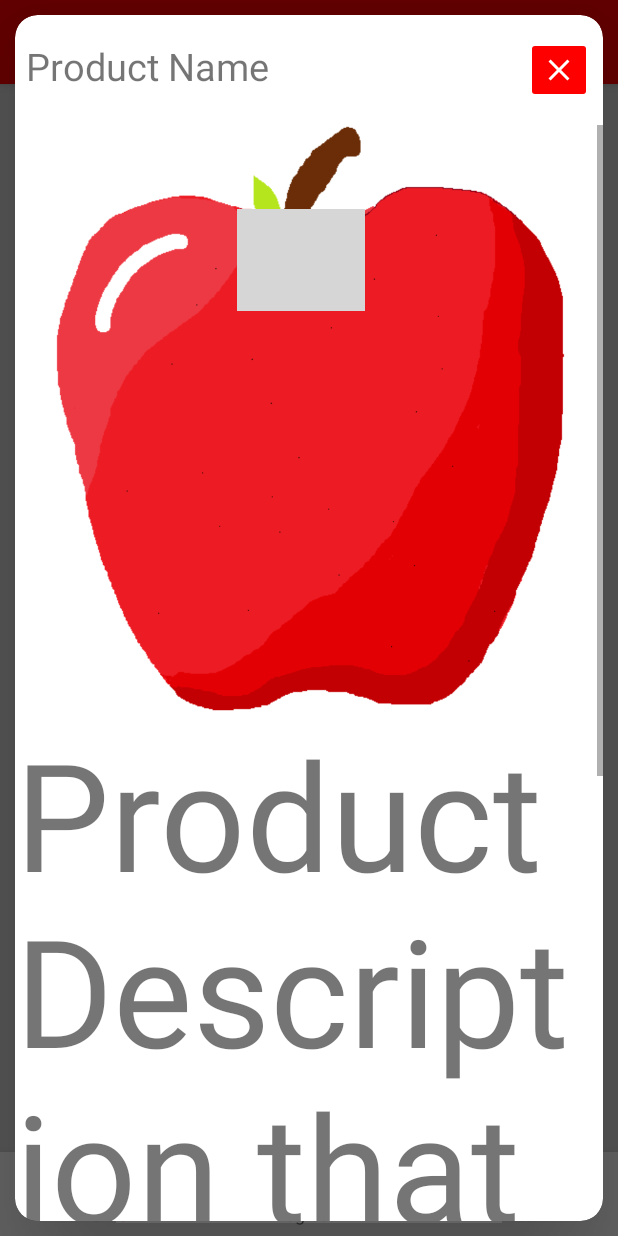
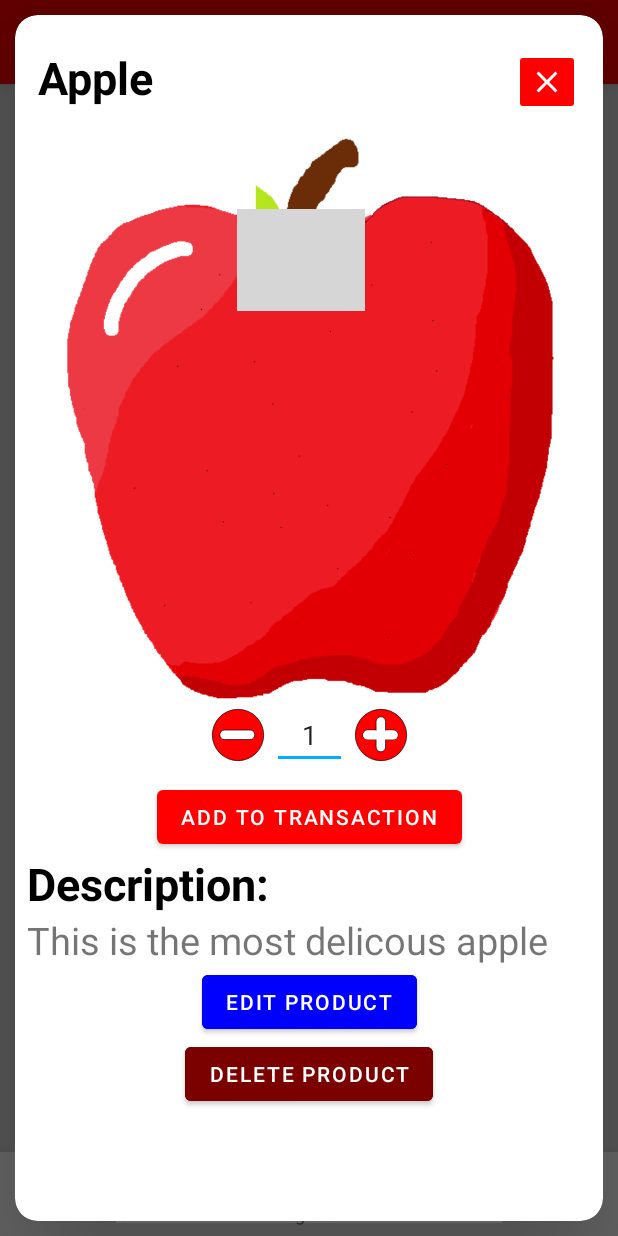
Before and after one commit to PaulAllen9/Sales-Sense, an Android app: the screen it shows after launch (MainActivity), after a tap on "Apple", on a phone screen of 412 x 824 dp. Run offline under Robolectric (Android 15) with nearby library versions, the phone set to English and light mode, and no system bars; our stand-ins replace navigation-ui; grey boxes are pictures that could not be loaded.

Commit message:
Tweaking product layout and adding buttons

```diff
--- a/app/src/main/java/com/example/salessense/BusinessSide/store_managment/CustomAdapter.java
+++ b/app/src/main/java/com/example/salessense/BusinessSide/store_managment/CustomAdapter.java
@@ -19,6 +19,8 @@ import androidx.recyclerview.widget.RecyclerView;
 import com.example.salessense.Product;
 import com.example.salessense.R;
 
+import org.w3c.dom.Text;
+
 import java.util.ArrayList;
 
 public class CustomAdapter extends RecyclerView.Adapter<CustomAdapter.MyViewHolder>{
@@ -39,43 +41,38 @@ public class CustomAdapter extends RecyclerView.Adapter<CustomAdapter.MyViewHold
     public MyViewHolder onCreateViewHolder(ViewGroup parent, int viewType) {
         LayoutInflater inflater = LayoutInflater.from(context);
         View view = inflater.inflate(R.layout.store_display_card, parent, false);
-        Dialog mDialog = new Dialog(context);
-        DisplayMetrics metrics = new DisplayMetrics();
-        ((AppCompatActivity) context).getWindowManager().getDefaultDisplay().getMetrics(metrics);
-        int width = metrics.widthPixels;
-        int height = metrics.heightPixels;
-
-        view.setOnClickListener(new View.OnClickListener() {
-            @Override
-            public void onClick(View view) {
-                //Log.d("Clcik Button","Clicked Button");
-                mDialog.setContentView(R.layout.product_popup_display_card);
-                mDialog.getWindow().setLayout(width,height);
-                mDialog.getWindow().setBackgroundDrawable(new ColorDrawable(Color.TRANSPARENT));
-                mDialog.setCancelable(false);
-
-                ImageButton exit = mDialog.findViewById(R.id.closePopupButton);
-                exit.setOnClickListener(new View.OnClickListener() {
-                    @Override
-                    public void onClick(View view) {
-                        mDialog.dismiss();
-                    }
-                });
-
-
-
-                mDialog.show();
-
-            }
-        });
         return new MyViewHolder(view);
     }
 
     @Override
     public void onBindViewHolder(MyViewHolder holder, int position) {
-        holder.textView.setText(String.valueOf(products.get(position).getName()));
-        holder.imageView.setImageResource(products.get(position).getPicture());
+        Product product = products.get(position); // Get the correct product
 
+        holder.textView.setText(product.getName());
+        holder.imageView.setImageResource(product.getPicture());
+
+        // Set click listener to show product details
+        holder.itemView.setOnClickListener(view -> {
+            Dialog mDialog = new Dialog(context);
+            mDialog.setContentView(R.layout.product_popup_display_card);
+            mDialog.getWindow().setLayout(ViewGroup.LayoutParams.MATCH_PARENT, ViewGroup.LayoutParams.MATCH_PARENT);
+            mDialog.getWindow().setBackgroundDrawable(new ColorDrawable(Color.TRANSPARENT));
+            mDialog.setCancelable(true);
+
+            ImageButton exit = mDialog.findViewById(R.id.closePopupButton);
+            TextView productNameTV = mDialog.findViewById(R.id.productNameTV);
+            ImageView productImage = mDialog.findViewById(R.id.productImage);
+            TextView productDescription = mDialog.findViewById(R.id.productDescription);
+
+            // Set product details in the dialog
+            productNameTV.setText(product.getName());
+            productImage.setImageResource(product.getPicture());
+            productDescription.setText(product.getDescription()); // Assuming Product class has a description field
+
+            exit.setOnClickListener(v -> mDialog.dismiss());
+
+            mDialog.show();
+        });
     }
 
     @Override
--- a/app/src/main/java/com/example/salessense/BusinessSide/store_managment/StoreFragment.java
+++ b/app/src/main/java/com/example/salessense/BusinessSide/store_managment/StoreFragment.java
@@ -44,18 +44,11 @@ public class StoreFragment extends Fragment {
 
         ArrayList<Product> products = new ArrayList<>();
 
-
-
-
-
         populateRecyclerView(products); // Populate the data
 
         // Set up the adapter
         CustomAdapter customAdapter = new CustomAdapter(getContext(), products);
         recyclerView.setAdapter(customAdapter); // Attach the adapter here
-
-
-
 
         return root;
     }
@@ -74,7 +67,7 @@ public class StoreFragment extends Fragment {
         * */
 
         Product appleProduct= new Product("Apple",1,R.drawable.apple,"This is the most delicous apple",.59);
-        Product bananaProduct= new Product("Banana",1,R.drawable.banana,"Go banana go",.29);
+        Product bananaProduct= new Product("Banana",2,R.drawable.banana,"This banana is the most banana banana that you ever had. It is so delicious and you want to eat it. Its straight from the tropical beaches of hawii and is perfectly ripe. Come try our bananas",.29);
 
         products.add(appleProduct);
         products.add(bananaProduct);
--- /dev/null
+++ b/app/src/main/res/drawable/addition_sign.xml
@@ -0,0 +1,35 @@
+<?xml version="1.0" encoding="utf-8"?>
+<layer-list xmlns:android="http://schemas.android.com/apk/res/android">
+    <item android:width="102dp" android:height="102dp">
+        <shape android:shape="oval">
+            <solid  android:color="?attr/colorPrimary"/>
+            <stroke android:color="@color/black"
+                android:width="1dp"/>
+        </shape>
+    </item>
+    <item android:width="70dp" android:height="20dp" android:top="41dp" android:start="15dp">
+        <shape android:shape="rectangle">
+            <solid android:color="@color/white"/>
+            <corners android:radius="25dp"/>
+            <stroke android:color="@color/black"
+                android:width="1dp"/>
+        </shape>
+    </item>
+
+    <item android:width="20dp" android:height="70dp" android:top="15dp" android:start="41dp">
+        <shape android:shape="rectangle">
+            <solid android:color="@color/white"/>
+            <corners android:radius="25dp"/>
+            <stroke android:color="@color/black"
+                android:width="1dp"/>
+        </shape>
+    </item>
+    <item android:width="68dp" android:height="18dp" android:top="42dp" android:start="16dp">
+        <shape android:shape="rectangle">
+            <solid android:color="@color/white"/>
+            <corners android:radius="25dp"/>
+
+        </shape>
+    </item>
+
+</layer-list>
--- /dev/null
+++ b/app/src/main/res/drawable/minus_sign.xml
@@ -0,0 +1,20 @@
+<?xml version="1.0" encoding="utf-8"?>
+<layer-list xmlns:android="http://schemas.android.com/apk/res/android">
+    <item android:width="102dp" android:height="102dp">
+        <shape android:shape="oval">
+            <solid  android:color="?attr/colorPrimary"/>
+            <stroke android:color="@color/black"
+                android:width="1dp"/>
+        </shape>
+    </item>
+    <item android:width="70dp" android:height="20dp" android:top="41dp" android:start="15dp">
+        <shape android:shape="rectangle">
+            <solid android:color="@color/white"/>
+            <corners android:radius="25dp"/>
+            <stroke android:color="@color/black"
+                android:width="1dp"/>
+        </shape>
+    </item>
+
+
+</layer-list>
--- a/app/src/main/res/layout/product_popup_display_card.xml
+++ b/app/src/main/res/layout/product_popup_display_card.xml
@@ -5,7 +5,7 @@
     android:id="@+id/main"
     android:layout_width="match_parent"
     android:layout_height="match_parent"
-    android:padding="10dp"
+    android:padding="12dp"
     android:layout_margin="10dp"
     app:cardCornerRadius="15dp"
     app:cardElevation="50dp">
@@ -13,7 +13,8 @@
 
     <androidx.constraintlayout.widget.ConstraintLayout
         android:layout_width="match_parent"
-        android:layout_height="match_parent">
+        android:layout_height="match_parent"
+        android:padding="8dp">
 
         <androidx.constraintlayout.widget.ConstraintLayout
             android:id="@+id/header_title"
@@ -25,12 +26,10 @@
             app:layout_constraintTop_toTopOf="parent">
 
             <TextView
+                style="@style/HeaderText"
                 android:id="@+id/productNameTV"
-                android:layout_width="wrap_content"
-                android:layout_height="wrap_content"
                 android:layout_marginBottom="6dp"
                 android:text="Product Name"
-                android:textSize="25sp"
                 app:layout_constraintBottom_toBottomOf="parent"
                 app:layout_constraintStart_toStartOf="parent"
                 app:layout_constraintTop_toTopOf="parent" />
@@ -68,23 +67,109 @@
                     android:id="@+id/productImage"
                     android:layout_width="match_parent"
                     android:layout_height="0dp"
-                    app:layout_constraintBottom_toTopOf="@id/productDescription"
                     app:layout_constraintDimensionRatio="1"
                     app:layout_constraintEnd_toEndOf="parent"
                     app:layout_constraintStart_toStartOf="parent"
                     app:layout_constraintTop_toTopOf="parent"
                     app:srcCompat="@drawable/apple" />
 
+                <androidx.constraintlayout.widget.ConstraintLayout
+                    android:id="@+id/quantitySelection"
+                    android:layout_width="match_parent"
+                    android:layout_height="match_parent"
+                    app:layout_constraintTop_toBottomOf="@id/productImage">
+
+                    <ImageButton
+                        android:id="@+id/minusButton"
+                        android:layout_width="0dp"
+                        android:layout_height="0dp"
+                        app:layout_constraintDimensionRatio="1"
+                        android:backgroundTint="@color/invisibleColor"
+                        android:src="@drawable/minus_sign"
+                        android:scaleType="centerInside"
+                        android:padding="5dp"
+                        app:layout_constraintBottom_toBottomOf="@id/quantityET"
+                        app:layout_constraintEnd_toStartOf="@id/quantityET"
+                        app:layout_constraintTop_toTopOf="@id/quantityET" />
+
+                    <EditText
+                        android:id="@+id/quantityET"
+                        android:layout_width="wrap_content"
+                        android:layout_height="wrap_content"
+                        android:gravity="center"
+                        android:inputType="number"
+                        android:minWidth="50dp"
+                        android:text="1"
+                        app:layout_constraintBottom_toTopOf="@id/addToTransaction"
+                        app:layout_constraintEnd_toEndOf="parent"
+                        app:layout_constraintStart_toStartOf="parent"
+                        app:layout_constraintTop_toTopOf="parent" />
+
+                    <ImageButton
+                        android:id="@+id/plusButton"
+                        android:layout_width="0dp"
+                        android:layout_height="0dp"
+                        android:backgroundTint="@color/invisibleColor"
+                        android:scaleType="centerInside"
+                        android:src="@drawable/addition_sign"
+                        app:layout_constraintDimensionRatio="1"
+                        android:padding="5dp"
+                        app:layout_constraintBottom_toBottomOf="@id/quantityET"
+                        app:layout_constraintStart_toEndOf="@id/quantityET"
+                        app:layout_constraintTop_toTopOf="@id/quantityET" />
+
+                    <Button
+                        android:id="@+id/addToTransaction"
+                        android:layout_width="wrap_content"
+                        android:layout_height="wrap_content"
+                        android:layout_marginTop="8dp"
+                        android:text="Add to transaction"
+                        app:layout_constraintBottom_toBottomOf="parent"
+                        app:layout_constraintEnd_toEndOf="parent"
+                        app:layout_constraintStart_toStartOf="parent"
+                        app:layout_constraintTop_toBottomOf="@id/quantityET" />
+                </androidx.constraintlayout.widget.ConstraintLayout>
+
                 <TextView
+                    android:id="@+id/DescriptionTextTV"
+                    style="@style/HeaderText"
+                    android:text="Description:"
+                    app:layout_constraintStart_toStartOf="parent"
+                    app:layout_constraintTop_toBottomOf="@+id/quantitySelection" />
+
+                <TextView
+                    style="@style/basicText"
                     android:id="@+id/productDescription"
                     android:layout_width="match_parent"
-                    android:layout_height="wrap_content"
                     android:text="Product Description that gopes on an anana ananan"
-                    android:textSize="100sp"
-                    app:layout_constraintBottom_toBottomOf="parent"
                     app:layout_constraintEnd_toEndOf="parent"
                     app:layout_constraintStart_toStartOf="parent"
-                    app:layout_constraintTop_toBottomOf="@id/productImage" />
+                    app:layout_constraintTop_toBottomOf="@id/DescriptionTextTV" />
+
+                <Button
+                    android:id="@+id/editProductBTN"
+                    android:layout_width="wrap_content"
+                    android:layout_height="wrap_content"
+                    android:backgroundTint="@color/blue"
+                    android:text="Edit Product"
+                    app:layout_constraintTop_toBottomOf="@id/productDescription"
+                    app:layout_constraintBottom_toTopOf="@+id/deleteProductBTN"
+                    app:layout_constraintEnd_toEndOf="parent"
+                    app:layout_constraintStart_toStartOf="parent" />
+
+                <Button
+                    android:id="@+id/deleteProductBTN"
+                    android:layout_width="wrap_content"
+                    android:layout_height="wrap_content"
+                    android:backgroundTint="@color/dark_red"
+                    android:text="Delete Product"
+                    app:layout_constraintStart_toStartOf="parent"
+                    app:layout_constraintEnd_toEndOf="parent"
+                    app:layout_constraintBottom_toBottomOf="parent"
+
+
+                    />
+
             </androidx.constraintlayout.widget.ConstraintLayout>
         </ScrollView>
 
--- a/app/src/main/res/values/colors.xml
+++ b/app/src/main/res/values/colors.xml
@@ -17,6 +17,8 @@
     <color name="blue">#0000ff</color>
     <color name="dark_blue">#00007b</color>
     <color name="green">#00ff00</color>
+    <color name="invisibleColor">#00000000</color>
+
 
 
 
--- a/app/src/main/res/values/themes.xml
+++ b/app/src/main/res/values/themes.xml
@@ -17,5 +17,17 @@
         <item name="android:textSize">25dp</item>
         <item name="android:textColor">@color/white</item>
     </style>
+    <style name="HeaderText" parent="Widget.AppCompat.TextView">
+        <item name="android:layout_width">wrap_content</item>
+        <item name="android:layout_height">wrap_content</item>
+        <item name="android:textColor">@color/black</item>
+        <item name="android:textSize">30sp</item>
+        <item name="android:textStyle">bold</item>
+    </style>
+    <style name="basicText" parent="Widget.AppCompat.TextView">
+        <item name="android:layout_width">wrap_content</item>
+        <item name="android:layout_height">wrap_content</item>
+        <item name="android:textSize">25sp</item>
+    </style>
 
 </resources>
```
